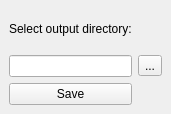
Old version of the form save_qml_dockwidget_base.ui in the repository ctu-fgis/2019-b-qgis-qml-save.
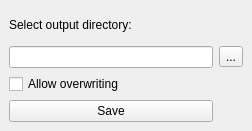
New version of the form.

Commit message: check if output file already exists, see #5

Diff of the .ui file:
```diff
--- a/save_qml_dockwidget_base.ui
+++ b/save_qml_dockwidget_base.ui
@@ -6,8 +6,8 @@
    <rect>
     <x>0</x>
     <y>0</y>
-    <width>166</width>
-    <height>114</height>
+    <width>252</width>
+    <height>131</height>
    </rect>
   </property>
   <property name="windowTitle">
@@ -15,20 +15,6 @@
   </property>
   <widget class="QWidget" name="dockWidgetContents">
    <layout class="QGridLayout" name="gridLayout">
-    <item row="1" column="3">
-     <widget class="QToolButton" name="toolButton">
-      <property name="text">
-       <string>...</string>
-      </property>
-     </widget>
-    </item>
-    <item row="2" column="2">
-     <widget class="QPushButton" name="SaveButton">
-      <property name="text">
-       <string>Save</string>
-      </property>
-     </widget>
-    </item>
     <item row="1" column="2">
      <widget class="QLineEdit" name="lineEdit"/>
     </item>
@@ -39,6 +25,27 @@
       </property>
      </widget>
     </item>
+    <item row="1" column="3">
+     <widget class="QToolButton" name="toolButton">
+      <property name="text">
+       <string>...</string>
+      </property>
+     </widget>
+    </item>
+    <item row="4" column="2">
+     <widget class="QPushButton" name="SaveButton">
+      <property name="text">
+       <string>Save</string>
+      </property>
+     </widget>
+    </item>
+    <item row="2" column="2">
+     <widget class="QCheckBox" name="checkBox">
+      <property name="text">
+       <string>Allow overwriting</string>
+      </property>
+     </widget>
+    </item>
    </layout>
   </widget>
  </widget>
```
The commit also changes 1 other file.
